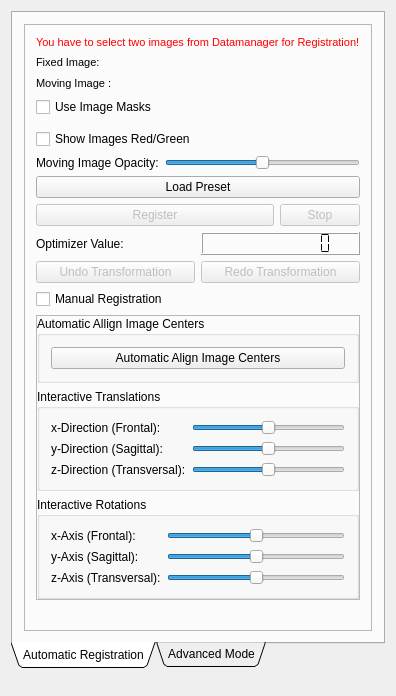
First picture: the form in Modules/Bundles/org.mitk.gui.qt.rigidregistration/src/internal/QmitkRigidRegistrationViewControls.ui, repository MITK/MITK, before the edit.
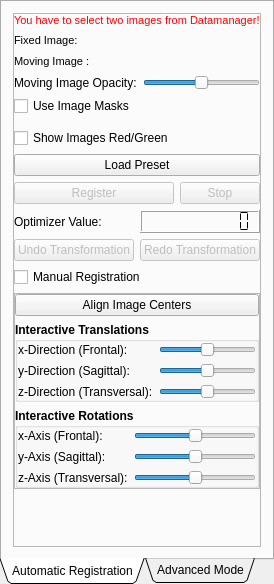
Second picture: the form after the edit. Custom widgets are drawn as their Qt base class.

Commit message: FIX (#2729): Changed layout for a better usability.

The edit to the form file:
```diff
--- a/Modules/Bundles/org.mitk.gui.qt.rigidregistration/src/internal/QmitkRigidRegistrationViewControls.ui
+++ b/Modules/Bundles/org.mitk.gui.qt.rigidregistration/src/internal/QmitkRigidRegistrationViewControls.ui
@@ -6,8 +6,8 @@
    <rect>
     <x>0</x>
     <y>0</y>
-    <width>382</width>
-    <height>696</height>
+    <width>268</width>
+    <height>584</height>
    </rect>
   </property>
   <property name="minimumSize">
@@ -20,6 +20,9 @@
    <string>RigidRegistrationControls</string>
   </property>
   <layout class="QVBoxLayout" name="verticalLayout_11">
+   <property name="margin">
+    <number>0</number>
+   </property>
    <item>
     <widget class="QTabWidget" name="m_RigidTransform">
      <property name="tabPosition">
@@ -48,6 +51,9 @@
           <enum>QFrame::Raised</enum>
          </property>
          <layout class="QVBoxLayout" name="verticalLayout_4">
+          <property name="margin">
+           <number>0</number>
+          </property>
           <item>
            <widget class="QLabel" name="m_StatusLabel">
             <property name="palette">
@@ -147,7 +153,7 @@
              </font>
             </property>
             <property name="text">
-             <string>You have to select two images from Datamanager for Registration!</string>
+             <string>You have to select two images from Datamanager!</string>
             </property>
            </widget>
           </item>
@@ -209,29 +215,6 @@
             </item>
            </layout>
           </item>
-          <item>
-           <widget class="QCheckBox" name="m_UseImageMasks">
-            <property name="text">
-             <string>Use Image Masks</string>
-            </property>
-           </widget>
-          </item>
-          <item>
-           <widget class="QmitkSliderNavigatorWidget" name="timeSlider" native="true"/>
-          </item>
-          <item>
-           <widget class="QCheckBox" name="m_ShowRedGreenValues">
-            <property name="sizePolicy">
-             <sizepolicy hsizetype="Minimum" vsizetype="Fixed">
-              <horstretch>0</horstretch>
-              <verstretch>0</verstretch>
-             </sizepolicy>
-            </property>
-            <property name="text">
-             <string>Show Images Red/Green</string>
-            </property>
-           </widget>
-          </item>
           <item>
            <layout class="QHBoxLayout" name="_3">
             <item>
@@ -265,6 +248,29 @@
             </item>
            </layout>
           </item>
+          <item>
+           <widget class="QCheckBox" name="m_UseImageMasks">
+            <property name="text">
+             <string>Use Image Masks</string>
+            </property>
+           </widget>
+          </item>
+          <item>
+           <widget class="QmitkSliderNavigatorWidget" name="timeSlider" native="true"/>
+          </item>
+          <item>
+           <widget class="QCheckBox" name="m_ShowRedGreenValues">
+            <property name="sizePolicy">
+             <sizepolicy hsizetype="Minimum" vsizetype="Fixed">
+              <horstretch>0</horstretch>
+              <verstretch>0</verstretch>
+             </sizepolicy>
+            </property>
+            <property name="text">
+             <string>Show Images Red/Green</string>
+            </property>
+           </widget>
+          </item>
           <item>
            <layout class="QVBoxLayout" name="verticalLayout_3">
             <item>
@@ -396,41 +402,47 @@
             <property name="frameShadow">
              <enum>QFrame::Raised</enum>
             </property>
-            <layout class="QVBoxLayout" name="verticalLayout_7">
-             <property name="spacing">
-              <number>6</number>
-             </property>
+            <layout class="QVBoxLayout" name="verticalLayout_5">
              <property name="margin">
               <number>0</number>
              </property>
              <item>
-              <widget class="QGroupBox" name="automaticTranslationBox">
-               <property name="title">
-                <string>Automatic Allign Image Centers</string>
+              <widget class="QPushButton" name="m_AutomaticTranslation">
+               <property name="font">
+                <font>
+                 <weight>50</weight>
+                 <bold>false</bold>
+                </font>
                </property>
-               <layout class="QVBoxLayout" name="verticalLayout_5">
-                <item>
-                 <widget class="QPushButton" name="m_AutomaticTranslation">
-                  <property name="font">
-                   <font>
-                    <weight>50</weight>
-                    <bold>false</bold>
-                   </font>
-                  </property>
-                  <property name="text">
-                   <string>Automatic Align Image Centers</string>
-                  </property>
-                 </widget>
-                </item>
-               </layout>
+               <property name="text">
+                <string>Align Image Centers</string>
+               </property>
               </widget>
              </item>
              <item>
               <widget class="QGroupBox" name="interactiveTranslationBox">
+               <property name="font">
+                <font>
+                 <weight>75</weight>
+                 <bold>true</bold>
+                </font>
+               </property>
                <property name="title">
                 <string>Interactive Translations</string>
                </property>
+               <property name="flat">
+                <bool>true</bool>
+               </property>
+               <property name="checkable">
+                <bool>false</bool>
+               </property>
                <layout class="QVBoxLayout" name="verticalLayout_2">
+                <property name="spacing">
+                 <number>6</number>
+                </property>
+                <property name="margin">
+                 <number>0</number>
+                </property>
                 <item>
                  <layout class="QHBoxLayout" name="_8">
                   <item>
@@ -541,10 +553,22 @@
              </item>
              <item>
               <widget class="QGroupBox" name="interactiveRotationBox">
+               <property name="font">
+                <font>
+                 <weight>75</weight>
+                 <bold>true</bold>
+                </font>
+               </property>
                <property name="title">
                 <string>Interactive Rotations</string>
                </property>
+               <property name="flat">
+                <bool>true</bool>
+               </property>
                <layout class="QVBoxLayout" name="verticalLayout_6">
+                <property name="margin">
+                 <number>0</number>
+                </property>
                 <item>
                  <layout class="QHBoxLayout" name="_13">
                   <item>
@@ -692,8 +716,8 @@
            <rect>
             <x>0</x>
             <y>0</y>
-            <width>340</width>
-            <height>605</height>
+            <width>244</width>
+            <height>517</height>
            </rect>
           </property>
           <widget class="QmitkRigidRegistrationSelectorView" name="qmitkRigidRegistrationSelector1" native="true">
@@ -706,7 +730,7 @@
             </rect>
            </property>
            <property name="sizePolicy">
-            <sizepolicy hsizetype="Preferred" vsizetype="Expanding">
+            <sizepolicy hsizetype="Ignored" vsizetype="Ignored">
              <horstretch>0</horstretch>
              <verstretch>0</verstretch>
             </sizepolicy>
@@ -726,19 +750,6 @@
      </widget>
     </widget>
    </item>
-   <item>
-    <spacer name="verticalSpacer_3">
-     <property name="orientation">
-      <enum>Qt::Vertical</enum>
-     </property>
-     <property name="sizeHint" stdset="0">
-      <size>
-       <width>20</width>
-       <height>40</height>
-      </size>
-     </property>
-    </spacer>
-   </item>
   </layout>
  </widget>
  <layoutdefault spacing="6" margin="11"/>
```
The commit also changes 2 other files.
